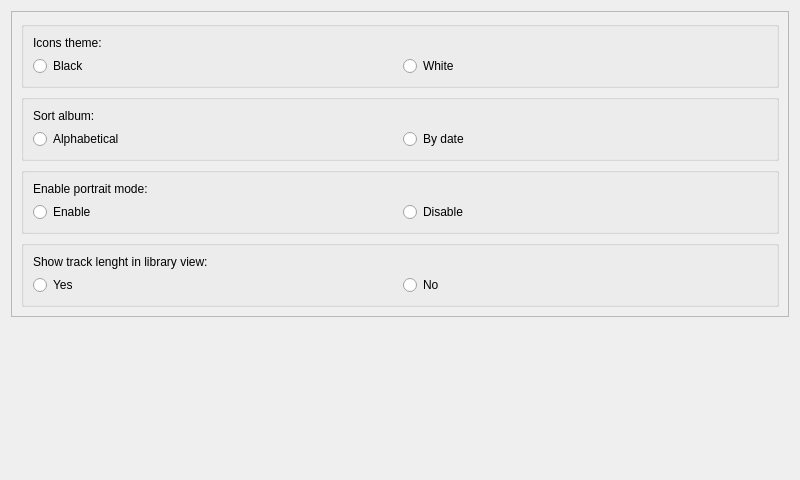
Above: src/ui/settingsdialog.ui from niktischenko/someplayer before the change. Below: the same form after it.
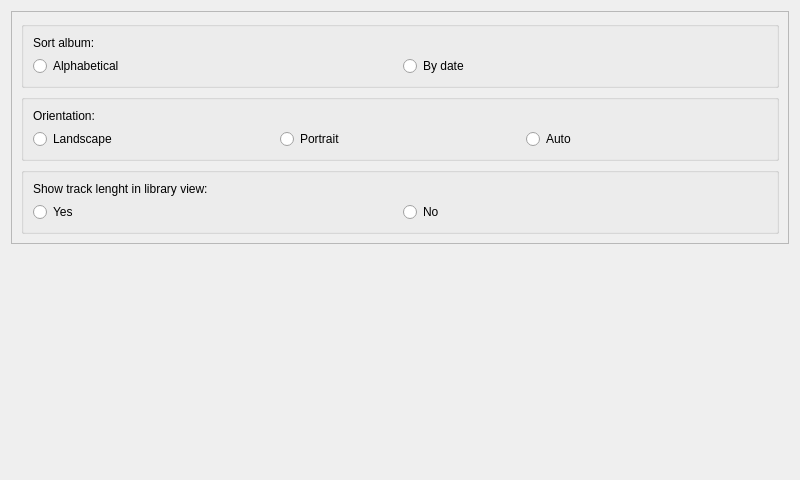
That is the form after the change.

Commit message: Version 1.3.5 * Fixed bug with unpausing when equalizer settings changed * Improved UI * Removed icons theme support

```diff
--- a/src/ui/settingsdialog.ui
+++ b/src/ui/settingsdialog.ui
@@ -31,40 +31,6 @@
          </rect>
         </property>
         <layout class="QVBoxLayout" name="verticalLayout_6">
-         <item>
-          <widget class="QGroupBox" name="groupBox">
-           <property name="title">
-            <string/>
-           </property>
-           <layout class="QVBoxLayout" name="verticalLayout_2">
-            <item>
-             <widget class="QLabel" name="label">
-              <property name="text">
-               <string>Icons theme:</string>
-              </property>
-             </widget>
-            </item>
-            <item>
-             <layout class="QHBoxLayout" name="horizontalLayout">
-              <item>
-               <widget class="QRadioButton" name="iconsBButton">
-                <property name="text">
-                 <string>Black</string>
-                </property>
-               </widget>
-              </item>
-              <item>
-               <widget class="QRadioButton" name="iconsWButton">
-                <property name="text">
-                 <string>White</string>
-                </property>
-               </widget>
-              </item>
-             </layout>
-            </item>
-           </layout>
-          </widget>
-         </item>
          <item>
           <widget class="QGroupBox" name="albumSortingGroupBox">
            <property name="enabled">
@@ -111,7 +77,7 @@
             <item>
              <widget class="QLabel" name="label_4">
               <property name="text">
-               <string>Enable portrait mode:</string>
+               <string>Orientation:</string>
               </property>
              </widget>
             </item>
@@ -120,14 +86,21 @@
               <item>
                <widget class="QRadioButton" name="portraitEnableButton">
                 <property name="text">
-                 <string>Enable</string>
+                 <string>Landscape</string>
                 </property>
                </widget>
               </item>
               <item>
                <widget class="QRadioButton" name="portraitDisableButton">
                 <property name="text">
-                 <string>Disable</string>
+                 <string>Portrait</string>
+                </property>
+               </widget>
+              </item>
+              <item>
+               <widget class="QRadioButton" name="orientationAButton">
+                <property name="text">
+                 <string>Auto</string>
                 </property>
                </widget>
               </item>
```
Left out of the diff: 4 changed lines with no effect on the pictures. The commit also changes 56 other files.
